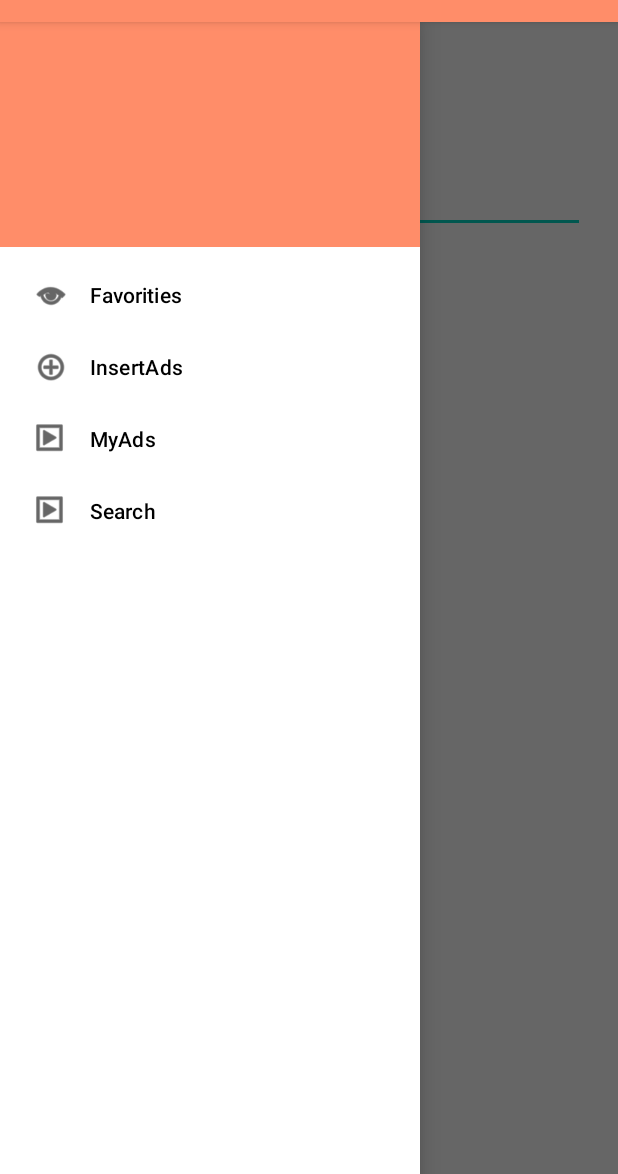
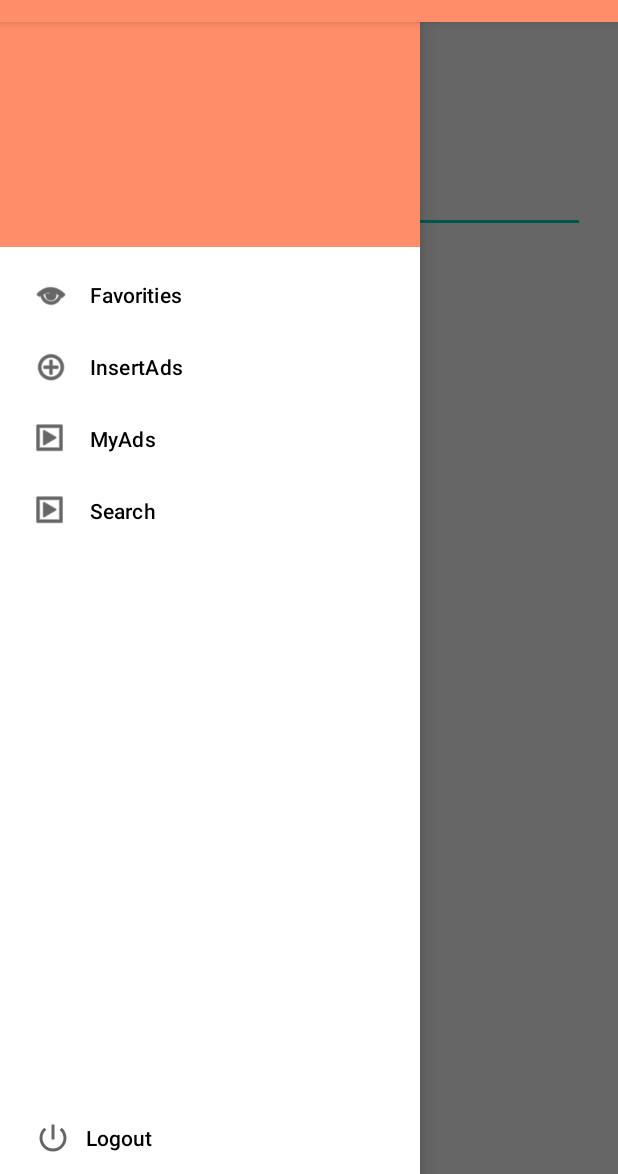
Before and after one commit to kevinDomingues/SecondHome, an Android app: the MainPage screen opened directly, with no data from a screen before it, with the side drawer open, on a phone screen of 412 x 824 dp, the part 62-1236 px from its top. Run offline under Robolectric (Android 15) with nearby library versions, the phone set to English and light mode, and no system bars; our stand-ins replace Picasso, navigation-ui; pictures from the network do not load.

Commit message:
logout done

```diff
--- a/app/src/main/java/ipvc/estg/secondhome/MainPage.kt
+++ b/app/src/main/java/ipvc/estg/secondhome/MainPage.kt
@@ -1,17 +1,17 @@
 package ipvc.estg.secondhome
 
+import android.content.Context
 import android.content.Intent
-import androidx.appcompat.app.AppCompatActivity
+import android.content.SharedPreferences
 import android.os.Bundle
 import android.view.Menu
 import android.view.MenuInflater
 import android.view.MenuItem
-import android.view.View
-import android.widget.EditText
+import android.widget.Button
 import androidx.appcompat.app.ActionBarDrawerToggle
+import androidx.appcompat.app.AppCompatActivity
 import androidx.drawerlayout.widget.DrawerLayout
 import androidx.navigation.ui.AppBarConfiguration
-
 import com.google.android.material.navigation.NavigationView
 
 
@@ -21,6 +21,8 @@ class MainPage : AppCompatActivity() {
   private lateinit var drawerLayout: DrawerLayout
   private lateinit var navView: NavigationView
 
+  lateinit var sharedPreferences: SharedPreferences
+
   override fun onCreate(savedInstanceState: Bundle?) {
     super.onCreate(savedInstanceState)
     setContentView(R.layout.activity_main_page)
@@ -29,6 +31,19 @@ class MainPage : AppCompatActivity() {
     val insertAds = InsertAds()
     val yourAds = YourAds()
     val search = Search()
+
+    val logout = findViewById<Button>(R.id.logout)
+
+    logout.setOnClickListener {
+      val intent = Intent(this@MainPage, Login::class.java)
+      startActivity(intent)
+
+      sharedPreferences = getSharedPreferences("PREFERENCE_AUTH", Context.MODE_PRIVATE)
+      val editor: SharedPreferences.Editor = sharedPreferences.edit()
+      editor.clear()
+      editor.apply()
+      finish()
+    }
 
     // Call findViewById on the DrawerLayout
     drawerLayout = findViewById(R.id.drawerLayout)
--- /dev/null
+++ b/app/src/main/res/drawable/ic_baseline_power_settings_new_24.xml
@@ -0,0 +1,10 @@
+<vector xmlns:android="http://schemas.android.com/apk/res/android"
+    android:width="24dp"
+    android:height="24dp"
+    android:viewportWidth="24"
+    android:viewportHeight="24"
+    android:tint="?attr/colorControlNormal">
+  <path
+      android:fillColor="@android:color/black"
+      android:pathData="M13,3h-2v10h2L13,3zM17.83,5.17l-1.42,1.42C17.99,7.86 19,9.81 19,12c0,3.87 -3.13,7 -7,7s-7,-3.13 -7,-7c0,-2.19 1.01,-4.14 2.58,-5.42L6.17,5.17C4.23,6.82 3,9.26 3,12c0,4.97 4.03,9 9,9s9,-4.03 9,-9c0,-2.74 -1.23,-5.18 -3.17,-6.83z"/>
+</vector>
--- a/app/src/main/res/layout/activity_main_page.xml
+++ b/app/src/main/res/layout/activity_main_page.xml
@@ -21,6 +21,27 @@
         app:headerLayout="@layout/nav_header"
         app:menu="@menu/nav_drawer_menu"
         android:layout_gravity="start"
-        android:fitsSystemWindows="true"/>
+        android:fitsSystemWindows="true">
+
+      <RelativeLayout
+        android:layout_width="wrap_content"
+        android:layout_height="wrap_content"
+        >
+
+      <androidx.appcompat.widget.AppCompatButton
+        android:id="@+id/logout"
+        android:layout_width="wrap_content"
+        android:layout_height="wrap_content"
+        android:drawableLeft="@drawable/ic_baseline_power_settings_new_24"
+        android:textColorHint="@color/black"
+        android:layout_alignParentBottom="true"
+        android:layout_marginLeft="23dp"
+        android:hint="@string/logout"
+        android:background="?android:attr/selectableItemBackground"
+        />
+
+      </RelativeLayout>
+
+    </com.google.android.material.navigation.NavigationView>
 
 </androidx.drawerlayout.widget.DrawerLayout>
--- a/app/src/main/res/menu/nav_drawer_menu.xml
+++ b/app/src/main/res/menu/nav_drawer_menu.xml
@@ -19,6 +19,7 @@
       android:id="@+id/menu_search"
       android:icon="@android:drawable/ic_menu_slideshow"
       android:title="@string/search" />
+
 <!--    <item-->
 <!--        android:id="@+id/miItem1"-->
 <!--        android:title="Item 1"/>-->
--- a/app/src/main/res/values/strings.xml
+++ b/app/src/main/res/values/strings.xml
@@ -58,4 +58,5 @@
     <string name="house_type_1">Apartment</string>
     <string name="house_type_2">Room</string>
     <string name="constructionYear">Construction Year</string>
+  <string name="logout">Logout</string>
 </resources>
```
Also changed, not shown: 2 other files.
